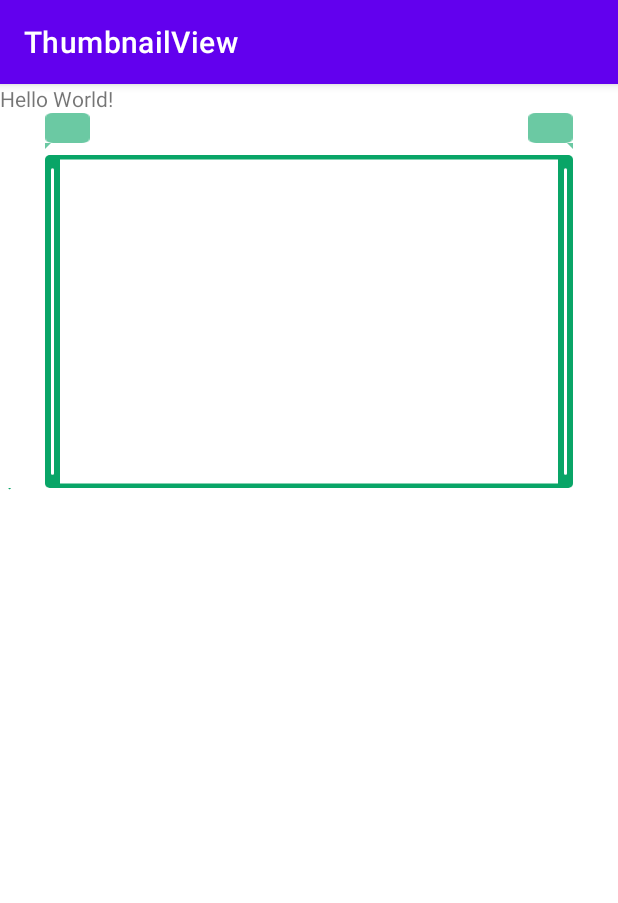
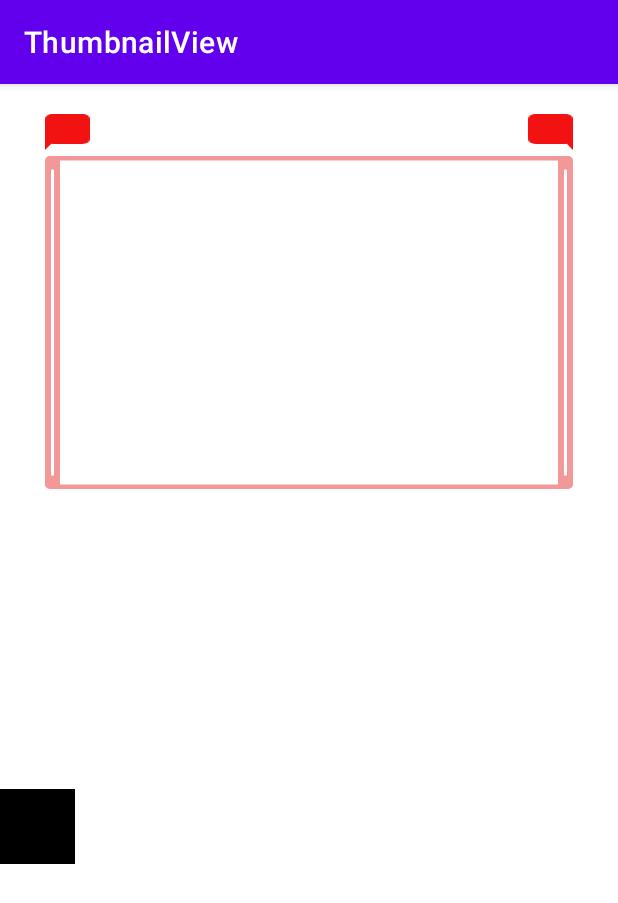
Before and after one commit to LeslieNan/view-ThumbnailView, an Android app: the screen it shows after launch (MainActivity), on a phone screen of 412 x 824 dp. Shown: the top 903 px of the screen. Run offline under Robolectric (Android 15) with nearby library versions, the phone set to English and light mode, and no system bars.

Commit message:
添加xml属性设置功能（可设置背景颜色、字体大小等）

```diff
--- a/app/src/main/java/com/leslie/thumbnailview/MainActivity.kt
+++ b/app/src/main/java/com/leslie/thumbnailview/MainActivity.kt
@@ -1,5 +1,11 @@
 package com.leslie.thumbnailview
 
+import android.graphics.Color
+import android.graphics.ColorFilter
+import android.graphics.PorterDuff
+import android.graphics.PorterDuffColorFilter
+import android.graphics.drawable.Drawable
+import android.graphics.drawable.LayerDrawable
 import androidx.appcompat.app.AppCompatActivity
 import android.os.Bundle
 import com.leslie.thumbnail.OnScrollBorderListener
@@ -10,21 +16,24 @@ class MainActivity : AppCompatActivity() {
     override fun onCreate(savedInstanceState: Bundle?) {
         super.onCreate(savedInstanceState)
         setContentView(R.layout.activity_main)
-//        tnv_main.setInterval(200f,800f)
-        tnv_main.setOnScrollBorderListener(object : OnScrollBorderListener {
-            override fun onScrollBorder(start: Float, end: Float): Array<String> {
-                return arrayOf("$start", "$end")
-            }
+        tnv_main.apply {
+            setInterval(200f,800f)
+            setOnScrollBorderListener(object : OnScrollBorderListener {
+                override fun onScrollBorder(start: Float, end: Float): Array<String> {
+                    return arrayOf("$start", "$end")
+                }
 
-            override fun onScrolled() {
+                override fun onScrollEnd() {
 
-            }
+                }
 
-        })
-        val bitmapDownTips = DisplayUtil.vectorToBitmap(
-            this, com.leslie.thumbnail.R.drawable.bg_drop_down,
-            DisplayUtil.dp2px(this, 8f), DisplayUtil.dp2px(this, 4f)
-        )
-        iv_mian.setImageBitmap(bitmapDownTips)
+            })
+        }
+
+//        val bitmapDownTips = DisplayUtil.vectorToBitmap(
+//            this, com.leslie.thumbnail.R.drawable.bg_drop_down,
+//            DisplayUtil.dp2px(this, 30f), DisplayUtil.dp2px(this, 30f)
+//        )
+//        iv_mian.setImageBitmap(bitmapDownTips)
     }
 }
--- a/app/src/main/res/layout/activity_main.xml
+++ b/app/src/main/res/layout/activity_main.xml
@@ -7,26 +7,26 @@
     android:orientation="vertical"
     tools:context=".MainActivity">
 
-    <TextView
-        android:layout_width="wrap_content"
-        android:layout_height="wrap_content"
-        android:text="Hello World!"
-        app:layout_constraintBottom_toBottomOf="parent"
-        app:layout_constraintLeft_toLeftOf="parent"
-        app:layout_constraintRight_toRightOf="parent"
-        app:layout_constraintTop_toTopOf="parent" />
-
     <com.leslie.thumbnail.ThumbnailView
         android:id="@+id/tnv_main"
         android:layout_width="match_parent"
         android:layout_height="250dp"
         android:layout_marginStart="30dp"
+        app:thumbnailColor="#f39898"
+        app:tipsColor="#f31212"
+        app:tipsTextColor="@color/white"
+        app:tipsTextSize="15sp"
         android:layout_marginEnd="30dp"
-        />
+        android:layout_marginTop="20dp"/>
 
     <ImageView
         android:id="@+id/iv_mian"
-        android:layout_width="wrap_content"
-        android:layout_height="wrap_content"/>
+        android:layout_width="20dp"
+        android:layout_height="200dp" />
+
+    <TextView
+        android:layout_width="50dp"
+        android:layout_height="50dp"
+        android:background="@color/black" />
 
 </LinearLayout>
--- a/thumbnailview/src/main/java/com/leslie/thumbnail/OnScrollBorderListener.kt
+++ b/thumbnailview/src/main/java/com/leslie/thumbnail/OnScrollBorderListener.kt
@@ -8,5 +8,5 @@ package com.leslie.thumbnail
 interface OnScrollBorderListener {
     fun onScrollBorder(start: Float, end: Float): Array<String>
 
-    fun onScrolled()
+    fun onScrollEnd()
 }
--- a/thumbnailview/src/main/java/com/leslie/thumbnail/ThumbnailView.kt
+++ b/thumbnailview/src/main/java/com/leslie/thumbnail/ThumbnailView.kt
@@ -1,7 +1,11 @@
 package com.leslie.thumbnail
 
 import android.content.Context
-import android.graphics.*
+import android.graphics.Bitmap
+import android.graphics.Canvas
+import android.graphics.Paint
+import android.graphics.RectF
+import android.graphics.drawable.LayerDrawable
 import android.util.AttributeSet
 import android.util.Log
 import android.view.MotionEvent
@@ -17,17 +21,22 @@ import com.leslie.thumbnail.util.DisplayUtil
 class ThumbnailView : View {
 
     constructor(context: Context?) : super(context) {
-        init()
+        init(null)
     }
 
     constructor(context: Context?, attrs: AttributeSet?) : super(context, attrs) {
-        init()
+        init(attrs)
     }
 
     constructor(context: Context?, attrs: AttributeSet?, defStyleAttr: Int)
             : super(context, attrs, defStyleAttr) {
-        init()
+        init(attrs)
     }
+
+    private var tipsBgColor: Int = 0
+    private var tipsTextColor: Int = 0
+    private var tipsTextSize: Float = 0f
+    private var thumbnailColor: Int = 0
 
     private var scrollChange = false
     private var mWidth = 0f
@@ -38,16 +47,20 @@ class ThumbnailView : View {
     private var mTipsWidth = 0f//文字区域小箭头宽度
     private var mTipsHeight = 0f//文字区域小箭头高度
     private val mPaint: Paint = Paint()
+    private val mShadowPaint: Paint = Paint()
     private val mTextPaint: Paint = Paint()
+    private val mTipsBgPaint: Paint = Paint()
 
     private val rectF: RectF = RectF() //左边拖动条的范围
-    private val rectF2: RectF = RectF() //右边拖动条的范围
+    private val rectF2: RectF = RectF()//右边拖动条的范围
     private val rectF3: RectF = RectF()//左边阴影区域
     private val rectF4: RectF = RectF()//右边阴影区域
-    private val rectF5: RectF = RectF()//左边的时间提示器
-    private val rectF6: RectF = RectF()//右边的时间提示器
+    private val rectF5: RectF = RectF()//左边的文字区域
+    private val rectF6: RectF = RectF()//右边的文字区域
     private val rectF7: RectF = RectF()//左边的向下箭头
     private val rectF8: RectF = RectF()//右边的向下箭头
+    private val rectF9: RectF = RectF()//左边tips上的小矩形
+    private val rectF10: RectF = RectF()//右边tips上的小矩形
     private var rectWidth = 0f //拖动条宽度
 
     private lateinit var bitmapLeft: Bitmap
@@ -63,14 +76,28 @@ class ThumbnailView : View {
     private var paintStrokeWidth = 0f//两条横线宽度
     private var tipsText: Array<String> = arrayOf("", "")
 
-    private fun init() {
+    private fun init(attrs: AttributeSet?) {
+        if (attrs != null) {
+            readAttrs(attrs)
+        } else {
+            thumbnailColor = context.getColor(R.color.thumbnailColor)
+            tipsBgColor = context.getColor(R.color.thumbnailColor)
+            tipsTextColor = context.getColor(R.color.paintTextColor)
+            tipsTextSize = resources.getDimension(R.dimen.paintTextSize)
+        }
+
+        paintStrokeWidth = resources.getDimension(R.dimen.paintStrokeWidth)
         mPaint.isAntiAlias = true
-        paintStrokeWidth = resources.getDimension(R.dimen.paintStrokeWidth)
         mPaint.strokeWidth = paintStrokeWidth
+        mPaint.color = thumbnailColor
 
-        mTextPaint.textSize = resources.getDimension(R.dimen.paintTextSize)
-        mTextPaint.color = context.getColor(R.color.paintTextColor)
+        mShadowPaint.color = context.getColor(R.color.shadowColor)
+
+        mTextPaint.textSize = tipsTextSize
+        mTextPaint.color = tipsTextColor
         mTextPaint.textAlign = Paint.Align.CENTER
+
+        mTipsBgPaint.color = tipsBgColor
 
         rectWidth = resources.getDimension(R.dimen.scrollBarWidth)
         mTextBgHeight = resources.getDimension(R.dimen.textRectHeight)//需要根据xml传来
@@ -82,37 +109,58 @@ class ThumbnailView : View {
     }
 
     /**
+     * 获取xml中数据
+     */
+    private fun readAttrs(attrs: AttributeSet) {
+        val typedArray = context.obtainStyledAttributes(attrs, R.styleable.ThumbnailView)
+        thumbnailColor = typedArray.getColor(
+            R.styleable.ThumbnailView_thumbnailColor,
+            context.getColor(R.color.thumbnailColor)
+        )
+        tipsTextSize = typedArray.getDimension(
+            R.styleable.ThumbnailView_tipsTextSize,
+            resources.getDimension(R.dimen.paintTextSize)
+        )
+        tipsTextColor = typedArray.getColor(
+            R.styleable.ThumbnailView_tipsTextColor,
+            context.getColor(R.color.paintTextColor)
+        )
+        tipsBgColor = typedArray.getColor(
+            R.styleable.ThumbnailView_tipsColor,
+            context.getColor(R.color.white)
+        )
+        typedArray.recycle()
+    }
+
+    /**
      * 获取根据颜色，大小生成bitmap
      */
     private fun initBitmap() {
-        bitmapLeft = DisplayUtil.vectorToBitmap(
-            context, R.drawable.icon_scroll_bar_left,
-            context.resources.getDimension(R.dimen.scrollBarWidth).toInt(),
-            mHeight.toInt()
+        bitmapLeft = DisplayUtil.drawableToBitmap(
+            DisplayUtil.drawableColoring(
+                context.getDrawable(R.drawable.icon_scroll_bar_left) as LayerDrawable,
+                thumbnailColor
+            ),
+            context.resources.getDimension(R.dimen.scrollBarWidth).toInt(), mHeight.toInt()
         )
-        bitmapRight = DisplayUtil.vectorToBitmap(
-            context, R.drawable.icon_scroll_bar_right,
-            context.resources.getDimension(R.dimen.scrollBarWidth).toInt(),
-            mHeight.toInt()
+        bitmapRight = DisplayUtil.drawableToBitmap(
+            DisplayUtil.drawableColoring(
+                context.getDrawable(R.drawable.icon_scroll_bar_right) as LayerDrawable,
+                thumbnailColor
+            ),
+            context.resources.getDimension(R.dimen.scrollBarWidth).toInt(), mHeight.toInt()
         )
-        bitmapTipsBg = DisplayUtil.vectorToBitmap(
-            context, R.drawable.bg_pop,
+        bitmapTipsBg = DisplayUtil.drawableToBitmap(
+            DisplayUtil.drawableColoring(context.getDrawable(R.drawable.bg_pop), tipsBgColor),
             mTextBgHeight.toInt(), mTextBgHeight.toInt()
         )
-        bitmapDownTips = DisplayUtil.vectorToBitmap(
-            context, R.drawable.bg_drop_down,
+        bitmapDownTips = DisplayUtil.drawableToBitmap(
+            DisplayUtil.drawableColoring(
+                context.getDrawable(R.drawable.bg_drop_down),
+                tipsBgColor
+            ),
             mTipsWidth.toInt(), mTipsHeight.toInt()
         )
-    }
-
-
-    private fun readAttrs(attrs: AttributeSet?) {
-        //获取xml中数据
-        val typedArray = context.obtainStyledAttributes(attrs, R.styleable.ThumbnailView)
-        val tipsTextSize = typedArray.getDimension(R.styleable.ThumbnailView_tipsTextSize, 12f)
-        //        name = typedArray.getString(R.styleable.LocationViewWithAttrs_locationName);
-//        address = typedArray.getString(R.styleable.LocationViewWithAttrs_locationDesc);
-        typedArray.recycle()
     }
 
     /**
@@ -267,7 +315,7 @@ class ThumbnailView : View {
                 scrollLeft = false
                 scrollRight = false
                 if (scrollChange && onScrollBorderListener != null) {
-                    onScrollBorderListener?.onScrolled()
+                    onScrollBorderListener?.onScrollEnd()
                 }
                 scrollChange = false
             }
@@ -276,12 +324,11 @@ class ThumbnailView : View {
     }
 
     override fun onDraw(canvas: Canvas) {
-        mPaint.color = context.getColor(R.color.thumbnailColor)
         //左边的拖动条
         canvas.drawBitmap(bitmapLeft, null, rectF, mPaint)
         //右边的拖动条
         canvas.drawBitmap(bitmapRight, null, rectF2, mPaint)
-        //顶部和底部的两条红线
+        //顶部和底部的两条横线
         canvas.drawLine(
             rectF.left + paintStrokeWidth,
             rectF.top + paintStrokeWidth / 2,
@@ -296,37 +343,42 @@ class ThumbnailView : View {
             mHeight - paintStrokeWidth / 2,
             mPaint
         )
-        mPaint.color = context.getColor(R.color.shadowColor)
         //左边的阴影
         rectF3.left = 0f
         rectF3.top = rectF.top + paintStrokeWidth
         rectF3.right = rectF.left
         rectF3.bottom = mHeight - paintStrokeWidth
-        canvas.drawRect(rectF3, mPaint)
+        canvas.drawRect(rectF3, mShadowPaint)
         //右边的阴影
         rectF4.left = rectF2.right
         rectF4.top = rectF2.top + paintStrokeWidth
         rectF4.right = mWidth
         rectF4.bottom = mHeight - paintStrokeWidth
-        canvas.drawRect(rectF4, mPaint)
+        canvas.drawRect(rectF4, mShadowPaint)
 
         //左边文字背景区域
         rectF5.left = if ((rectF.left - mTextBgWidth / 2) > 0) rectF.left - mTextBgWidth / 2 else 0F
         rectF5.right = rectF5.left + mTextBgWidth
         rectF5.bottom = rectF.top - mTipsHeight
         rectF5.top = 0f
-        canvas.drawBitmap(bitmapTipsBg, null, rectF5, mPaint)
+        canvas.drawBitmap(bitmapTipsBg, null, rectF5, mTipsBgPaint)
         //左边向下箭头
         rectF7.left = (rectF.left - mTextBgWidth / 2) + mTextBgWidth / 2 - mTipsWidth / 2
         rectF7.top = rectF5.bottom
         rectF7.right = rectF7.left + mTipsWidth
         rectF7.bottom = rectF.top
-        canvas.drawBitmap(bitmapDownTips, null, rectF7, mPaint)
+        canvas.drawBitmap(bitmapDownTips, null, rectF7, mTipsBgPaint)
+        //左边箭头上的小矩形
+        rectF9.left = rectF7.left
+        rectF9.right = rectF7.right
+        rectF9.bottom = rectF7.top
+        rectF9.top = rectF7.top - mTipsWidth
+        canvas.drawRect(rectF9, mTipsBgPaint)
         //左边文字
         canvas.drawText(
             tipsText[0],
             rectF5.left + mTextBgWidth / 2,
-            rectF5.top + mTextBgHeight / 2,
+            rectF5.top + tipsTextSize,
             mTextPaint
         )
 
@@ -336,18 +388,24 @@ class ThumbnailView : View {
         rectF6.left = rectF6.right - mTextBgWidth
         rectF6.bottom = rectF2.top - mTipsHeight
         rectF6.top = 0f
-        canvas.drawBitmap(bitmapTipsBg, null, rectF6, mPaint)
+        canvas.drawBitmap(bitmapTipsBg, null, rectF6, mTipsBgPaint)
         //右边向下箭头
         rectF8.left = rectF2.right - mTipsWidth / 2
         rectF8.top = rectF6.bottom
         rectF8.right = rectF8.left + mTipsWidth
         rectF8.bottom = rectF2.top
-        canvas.drawBitmap(bitmapDownTips, null, rectF8, mPaint)
+        canvas.drawBitmap(bitmapDownTips, null, rectF8, mTipsBgPaint)
+        //右边箭头上的小矩形
+        rectF10.left = rectF8.left
+        rectF10.right = rectF8.right
+        rectF10.bottom = rectF8.top
+        rectF10.top = rectF8.top - mTipsWidth
+        canvas.drawRect(rectF10, mTipsBgPaint)
         //右边文字
         canvas.drawText(
             tipsText[1],
             rectF6.left + mTextBgWidth / 2,
-            rectF6.top + mTextBgHeight / 2,
+            rectF6.top + tipsTextSize,
             mTextPaint
         )
     }
--- a/thumbnailview/src/main/java/com/leslie/thumbnail/util/DisplayUtil.kt
+++ b/thumbnailview/src/main/java/com/leslie/thumbnail/util/DisplayUtil.kt
@@ -3,6 +3,13 @@ package com.leslie.thumbnail.util
 import android.content.Context
 import android.graphics.Bitmap
 import android.graphics.Canvas
+import android.graphics.PorterDuff
+import android.graphics.PorterDuffColorFilter
+import android.graphics.drawable.Drawable
+import android.graphics.drawable.LayerDrawable
+import androidx.annotation.ColorInt
+import androidx.annotation.ColorRes
+import com.leslie.thumbnail.R
 
 /**
  * Author by haonan, Date on 2020/11/19.
@@ -29,17 +36,28 @@ object DisplayUtil {
         return context.resources.displayMetrics.heightPixels
     }
 
-    fun vectorToBitmap(
-        context: Context,
-        vectorDrawableId: Int,
+    fun drawableToBitmap(
+        drawable: Drawable?,
         width: Int,
         height: Int
     ): Bitmap {
-        val vectorDrawable = context.getDrawable(vectorDrawableId)
         val bitmap: Bitmap = Bitmap.createBitmap(width, height, Bitmap.Config.ARGB_8888)
         val canvas = Canvas(bitmap)
-        vectorDrawable?.setBounds(0, 0, canvas.width, canvas.height)
-        vectorDrawable?.draw(canvas)
+        drawable?.setBounds(0, 0, canvas.width, canvas.height)
+        drawable?.draw(canvas)
         return bitmap
     }
+
+    fun drawableColoring(drawable: Drawable?, @ColorInt color: Int): Drawable? {
+        drawable?.colorFilter = PorterDuffColorFilter(color, PorterDuff.Mode.SRC_ATOP)
+        return drawable
+    }
+
+    fun drawableColoring(layerDrawable: LayerDrawable?, @ColorInt color: Int): Drawable? {
+        val item = layerDrawable?.findDrawableByLayerId(R.id.drawable_item_bg)
+        item?.colorFilter = PorterDuffColorFilter(color, PorterDuff.Mode.SRC_ATOP)
+        return layerDrawable
+    }
+
+
 }
--- a/thumbnailview/src/main/res/drawable/bg_drop_down.xml
+++ b/thumbnailview/src/main/res/drawable/bg_drop_down.xml
@@ -1,11 +1,6 @@
 <?xml version="1.0" encoding="utf-8"?>
 <layer-list xmlns:android="http://schemas.android.com/apk/res/android">
     <!-- 倒三角 -->
-    <item android:bottom="16dp">
-        <shape android:shape="rectangle">
-            <solid android:color="@color/thumbnailColor" />
-        </shape>
-    </item>
     <item>
         <rotate
             android:fromDegrees="45"
--- a/thumbnailview/src/main/res/drawable/icon_scroll_bar_left.xml
+++ b/thumbnailview/src/main/res/drawable/icon_scroll_bar_left.xml
@@ -1,7 +1,7 @@
 <?xml version="1.0" encoding="utf-8"?>
 <layer-list xmlns:android="http://schemas.android.com/apk/res/android">
 
-    <item>
+    <item android:id="@+id/drawable_item_bg">
         <shape android:shape="rectangle">
             <corners
                 android:bottomLeftRadius="3dp"
--- a/thumbnailview/src/main/res/drawable/icon_scroll_bar_right.xml
+++ b/thumbnailview/src/main/res/drawable/icon_scroll_bar_right.xml
@@ -1,6 +1,6 @@
 <?xml version="1.0" encoding="utf-8"?>
 <layer-list xmlns:android="http://schemas.android.com/apk/res/android">
-    <item>
+    <item android:id="@+id/drawable_item_bg">
         <shape android:shape="rectangle">
             <corners
                 android:bottomRightRadius="3dp"
--- a/thumbnailview/src/main/res/values/attr.xml
+++ b/thumbnailview/src/main/res/values/attr.xml
@@ -1,10 +1,10 @@
 <?xml version="1.0" encoding="utf-8"?>
 <resources>
     <declare-styleable name="ThumbnailView">
+        <attr name="thumbnailColor" format="color" />
         <attr name="tipsTextSize" format="dimension" />
-<!--        <attr name="tipsTextSize" format="dimension">12sp</attr>-->
-<!--        <attr name="tipsTextSize" format="dimension">12sp</attr>-->
-<!--        <attr name="tipsTextSize" format="dimension">12sp</attr>-->
+        <attr name="tipsTextColor" format="color" />
+        <attr name="tipsColor" format="color" />
     </declare-styleable>
 
 </resources>
--- a/thumbnailview/src/main/res/values/color.xml
+++ b/thumbnailview/src/main/res/values/color.xml
@@ -3,4 +3,5 @@
     <color name="thumbnailColor">#09A567</color>
     <color name="paintTextColor">#ffffff</color>
     <color name="shadowColor">#99313133</color>
+    <color name="white">#ffffff</color>
 </resources>
```
